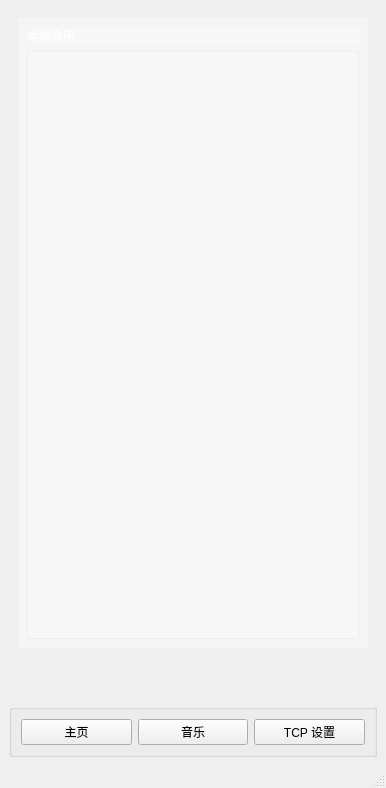
Qt form 2_Proj/client/musicplayer.ui (sitakerchen/MultiStereo) before a commit.
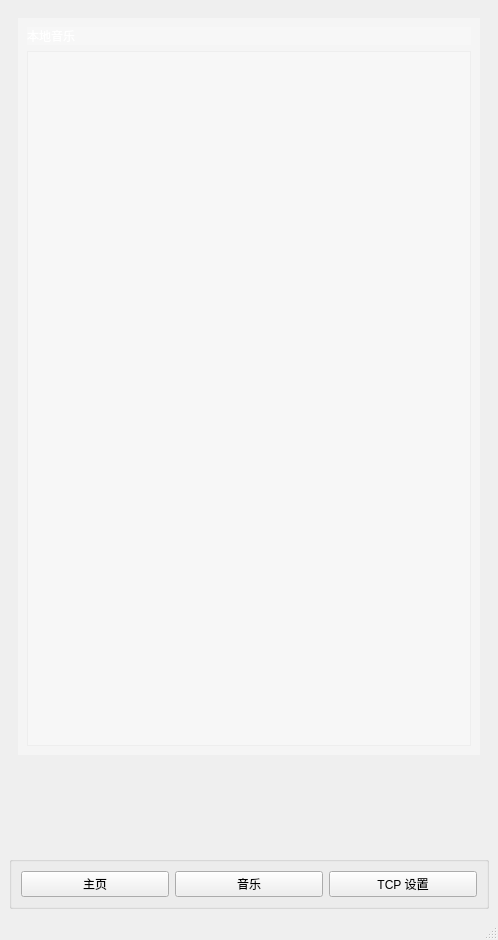
The same form after that commit. Icons and pictures are not drawn.

What changed in the file:
```diff
--- a/2_Proj/client/musicplayer.ui
+++ b/2_Proj/client/musicplayer.ui
@@ -6,8 +6,8 @@
    <rect>
     <x>0</x>
     <y>0</y>
-    <width>386</width>
-    <height>788</height>
+    <width>498</width>
+    <height>940</height>
    </rect>
   </property>
   <property name="windowTitle">
@@ -50,6 +50,11 @@
           <number>0</number>
          </property>
          <widget class="QWidget" name="page_0">
+          <property name="styleSheet">
+           <string notr="true">color: rgb(255, 255, 255);
+background-color: rgba(255, 255, 255, 50);
+</string>
+          </property>
           <layout class="QVBoxLayout" name="verticalLayout">
            <item>
             <widget class="QLabel" name="label_curPage">
@@ -59,7 +64,13 @@
             </widget>
            </item>
            <item>
-            <widget class="QTableWidget" name="tableWidget_musicList"/>
+            <widget class="QListWidget" name="listWidget_musicList">
+             <property name="styleSheet">
+              <string notr="true">color: rgb(255, 255, 255);
+background-color: rgba(255, 255, 255, 50);
+</string>
+             </property>
+            </widget>
            </item>
           </layout>
          </widget>
@@ -91,8 +102,8 @@
            </property>
            <property name="minimumSize">
             <size>
-             <width>0</width>
-             <height>35</height>
+             <width>80</width>
+             <height>80</height>
             </size>
            </property>
            <property name="cursor">
@@ -146,8 +157,8 @@
            </property>
            <property name="minimumSize">
             <size>
-             <width>0</width>
-             <height>35</height>
+             <width>80</width>
+             <height>80</height>
             </size>
            </property>
            <property name="cursor">
@@ -205,8 +216,8 @@
            </property>
            <property name="minimumSize">
             <size>
-             <width>0</width>
-             <height>35</height>
+             <width>80</width>
+             <height>80</height>
             </size>
            </property>
            <property name="cursor">
```
Left out of the diff: 186 changed lines with no effect on the pictures.
